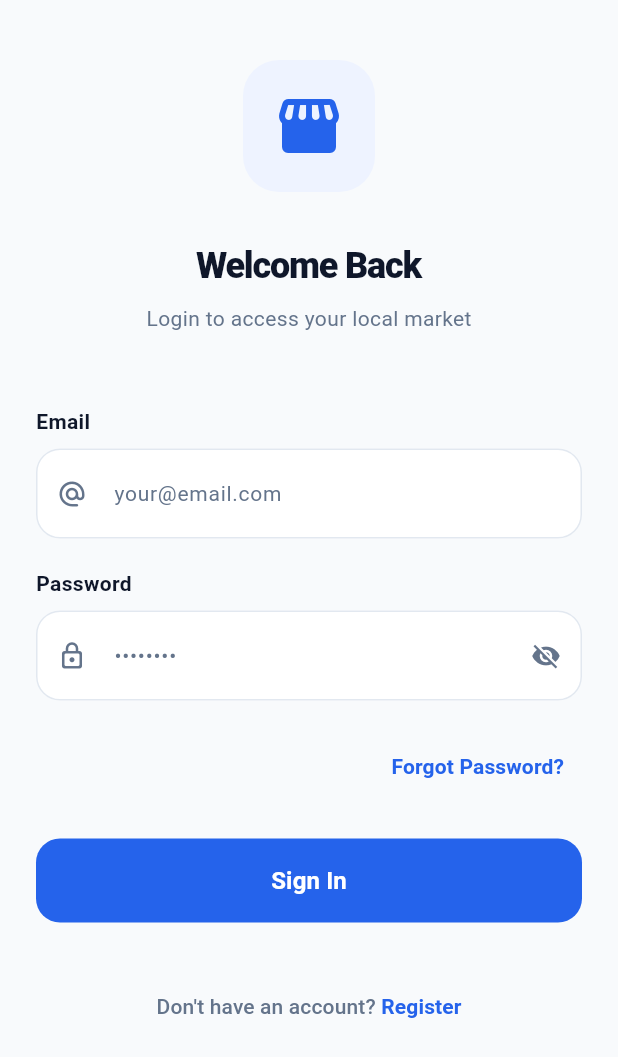
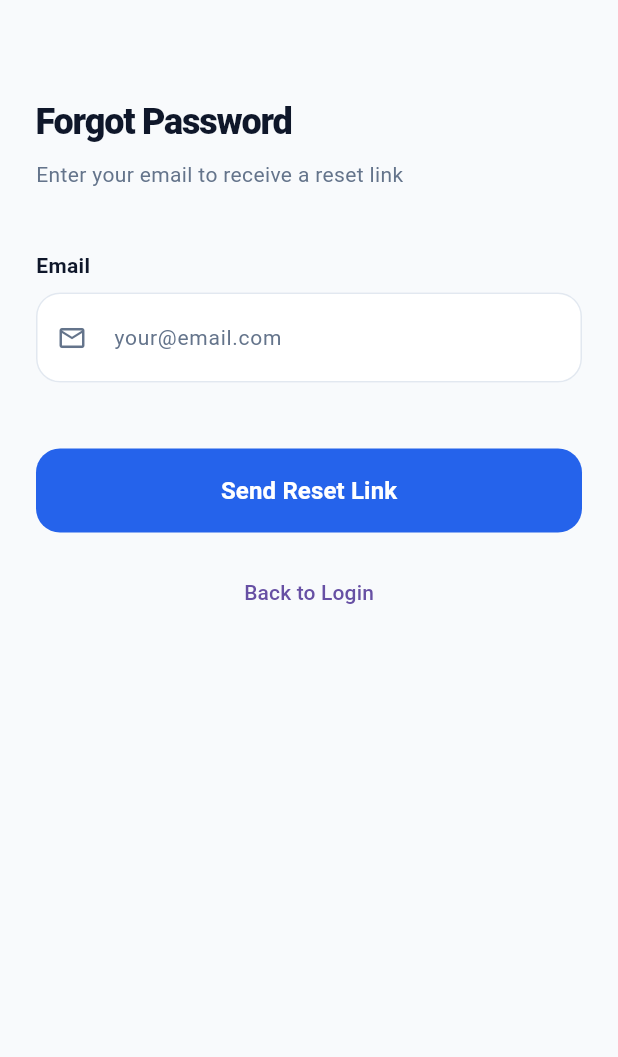
Before and after one commit to ChristianMarcellino/project-flutter, a Flutter app: the screen it shows after launch, after a tap on "Forgot Password?", on a phone screen of 412 x 824 dp. Shown: the top 1057 px of the screen. Run offline on Flutter 3.47's test engine with Material 3 defaults, Android fonts, the phone set to English and light mode, and no system bars; our stand-ins replace app_links, cloud_firestore, firebase_auth, firebase_core, flutter_dotenv, flutter_image_compress and 6 more; accounts and stored records are empty; generated files the repository leaves out were written again.

Commit message:
Forgot Password

```diff
--- a/localmart/lib/routers/router.dart
+++ b/localmart/lib/routers/router.dart
@@ -1,5 +1,6 @@
 import 'package:go_router/go_router.dart';
 import 'package:localmart/main.dart';
+import 'package:localmart/screens/forgot_password_screen.dart';
 import 'package:localmart/screens/login_screen.dart';
 import 'package:localmart/screens/product_detail_screen.dart';
 import 'package:localmart/screens/products_screen.dart';
@@ -22,9 +23,12 @@ final GoRouter appRouter = GoRouter(
     final isOnRegister = currentPath == '/register';
     final isOnVerifyEmail = currentPath == '/verify-email';
     final isOnLogin = currentPath == '/login';
+    final isOnForgot = currentPath == '/forgot-password';
 
     if (!isLoggedIn) {
-      if (isOnRegister || isOnVerifyEmail || isOnLogin) return null;
+      if (isOnRegister || isOnVerifyEmail || isOnLogin || isOnForgot) {
+        return null;
+      }
       return '/login';
     }
 
@@ -51,6 +55,10 @@ final GoRouter appRouter = GoRouter(
       builder: (context, state) => const RegisterScreen(),
     ),
     GoRoute(
+      path: '/forgot-password',
+      builder: (context, state) => const ForgotPasswordScreen(),
+    ),
+    GoRoute(
       path: '/verify-email',
       builder: (context, state) => const VerifyEmailScreen(),
     ),
--- /dev/null
+++ b/localmart/lib/screens/forgot_password_screen.dart
@@ -0,0 +1,103 @@
+import 'package:flutter/material.dart';
+import 'package:go_router/go_router.dart';
+import 'package:localmart/services/auth_service.dart';
+import 'package:localmart/theme/app_theme.dart';
+import 'package:localmart/widgets/auth_input_field.dart';
+import 'package:localmart/widgets/custom_button.dart';
+
+class ForgotPasswordScreen extends StatefulWidget {
+  const ForgotPasswordScreen({super.key});
+
+  @override
+  State<ForgotPasswordScreen> createState() => _ForgotPasswordScreenState();
+}
+
+class _ForgotPasswordScreenState extends State<ForgotPasswordScreen> {
+  final TextEditingController _emailController = TextEditingController();
+  bool _isLoading = false;
+
+  @override
+  void dispose() {
+    _emailController.dispose();
+    super.dispose();
+  }
+
+  Future<void> resetPassword() async {
+    if (_isLoading) return;
+    setState(() => _isLoading = true);
+
+    try {
+      await authService.resetPassword(email: _emailController.text.trim());
+
+      if (mounted) {
+        ScaffoldMessenger.of(context).showSnackBar(
+          const SnackBar(
+            content: Text("Password reset email sent! Check your inbox."),
+          ),
+        );
+        context.go('/login');
+      }
+    } catch (e) {
+      if (mounted) {
+        ScaffoldMessenger.of(
+          context,
+        ).showSnackBar(SnackBar(content: Text(e.toString())));
+      }
+    } finally {
+      if (mounted) setState(() => _isLoading = false);
+    }
+  }
+
+  @override
+  Widget build(BuildContext context) {
+    return Scaffold(
+      backgroundColor: AppTheme.background,
+      body: SafeArea(
+        child: Padding(
+          padding: const EdgeInsets.all(24),
+          child: Column(
+            crossAxisAlignment: CrossAxisAlignment.start,
+            children: [
+              const SizedBox(height: 40),
+
+              Text("Forgot Password", style: AppTheme.h1),
+              const SizedBox(height: 8),
+
+              Text(
+                "Enter your email to receive a reset link",
+                style: AppTheme.body,
+              ),
+
+              const SizedBox(height: 40),
+
+              AuthInputField(
+                label: "Email",
+                hint: "your@email.com",
+                icon: Icons.email_outlined,
+                controller: _emailController,
+                keyboardType: TextInputType.emailAddress,
+              ),
+
+              const SizedBox(height: 24),
+
+              CustomButton(
+                onPressed: resetPassword,
+                text: "Send Reset Link",
+                isLoading: _isLoading,
+              ),
+
+              const SizedBox(height: 16),
+
+              Center(
+                child: TextButton(
+                  onPressed: () => context.go('/login'),
+                  child: const Text("Back to Login"),
+                ),
+              ),
+            ],
+          ),
+        ),
+      ),
+    );
+  }
+}
--- a/localmart/lib/screens/home_screen.dart
+++ b/localmart/lib/screens/home_screen.dart
@@ -275,11 +275,7 @@ class _HomeScreenState extends State<HomeScreen> {
       child: Column(
         mainAxisAlignment: MainAxisAlignment.center,
         children: [
-          Icon(
-            Icons.storefront_rounded,
-            size: 64,
-            color: AppTheme.textSecondary,
-          ),
+          Icon(Icons.store, size: 64, color: AppTheme.textSecondary),
           const SizedBox(height: 16),
           Text("No products found", style: AppTheme.h2),
           Text("Be the first to list something!", style: AppTheme.body),
--- a/localmart/lib/screens/login_screen.dart
+++ b/localmart/lib/screens/login_screen.dart
@@ -27,8 +27,11 @@ class _LoginScreenState extends State<LoginScreen> {
   }
 
   Future<void> login() async {
-    if (_emailController.text.trim().isEmpty || _passwordController.text.trim().isEmpty) {
-      ScaffoldMessenger.of(context).showSnackBar(const SnackBar(content: Text('Please fill all fields')));
+    if (_emailController.text.trim().isEmpty ||
+        _passwordController.text.trim().isEmpty) {
+      ScaffoldMessenger.of(
+        context,
+      ).showSnackBar(const SnackBar(content: Text('Please fill all fields')));
       return;
     }
 
@@ -44,7 +47,10 @@ class _LoginScreenState extends State<LoginScreen> {
       }
       if (mounted) context.go('/');
     } catch (e) {
-      if (mounted) ScaffoldMessenger.of(context).showSnackBar(SnackBar(content: Text(e.toString())));
+      if (mounted)
+        ScaffoldMessenger.of(
+          context,
+        ).showSnackBar(SnackBar(content: Text(e.toString())));
     } finally {
       if (mounted) setState(() => _isLoading = false);
     }
@@ -67,13 +73,18 @@ class _LoginScreenState extends State<LoginScreen> {
                     color: AppTheme.primaryLight,
                     borderRadius: BorderRadius.circular(24),
                   ),
-                  child: Icon(Icons.storefront_rounded, size: 48, color: AppTheme.primary),
+                  child: Icon(Icons.store, size: 48, color: AppTheme.primary),
                 ),
               ),
               const SizedBox(height: 32),
               Center(child: Text('Welcome Back', style: AppTheme.h1)),
               const SizedBox(height: 8),
-              Center(child: Text('Login to access your local market', style: AppTheme.body)),
+              Center(
+                child: Text(
+                  'Login to access your local market',
+                  style: AppTheme.body,
+                ),
+              ),
               const SizedBox(height: 48),
               AuthInputField(
                 label: 'Email',
@@ -89,17 +100,28 @@ class _LoginScreenState extends State<LoginScreen> {
                 controller: _passwordController,
                 isPassword: true,
                 obscurePassword: _obscurePassword,
-                onTogglePassword: () => setState(() => _obscurePassword = !_obscurePassword),
+                onTogglePassword: () =>
+                    setState(() => _obscurePassword = !_obscurePassword),
               ),
               Align(
                 alignment: Alignment.centerRight,
                 child: TextButton(
-                  onPressed: () {},
-                  child: Text('Forgot Password?', style: TextStyle(color: AppTheme.primary, fontWeight: FontWeight.w600)),
+                  onPressed: () => context.go('/forgot-password'),
+                  child: Text(
+                    'Forgot Password?',
+                    style: TextStyle(
+                      color: AppTheme.primary,
+                      fontWeight: FontWeight.w600,
+                    ),
+                  ),
                 ),
               ),
               const SizedBox(height: 24),
-              CustomButton(onPressed: login, text: 'Sign In', isLoading: _isLoading),
+              CustomButton(
+                onPressed: login,
+                text: 'Sign In',
+                isLoading: _isLoading,
+              ),
               const SizedBox(height: 32),
               Center(
                 child: TextButton(
@@ -111,7 +133,10 @@ class _LoginScreenState extends State<LoginScreen> {
                       children: [
                         TextSpan(
                           text: 'Register',
-                          style: TextStyle(color: AppTheme.primary, fontWeight: FontWeight.bold),
+                          style: TextStyle(
+                            color: AppTheme.primary,
+                            fontWeight: FontWeight.bold,
+                          ),
                         ),
                       ],
                     ),
```
Also changed, not shown: localmart/lib/screens/gps_disabled_screen.dart (deleted, +0 -38 lines).
